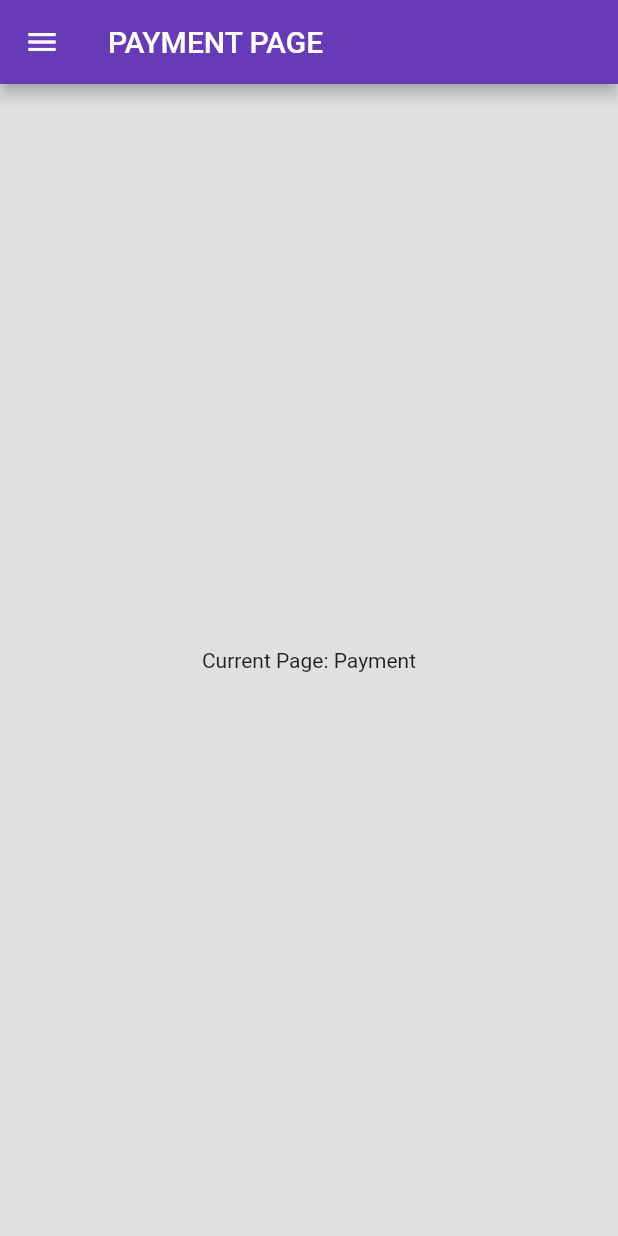
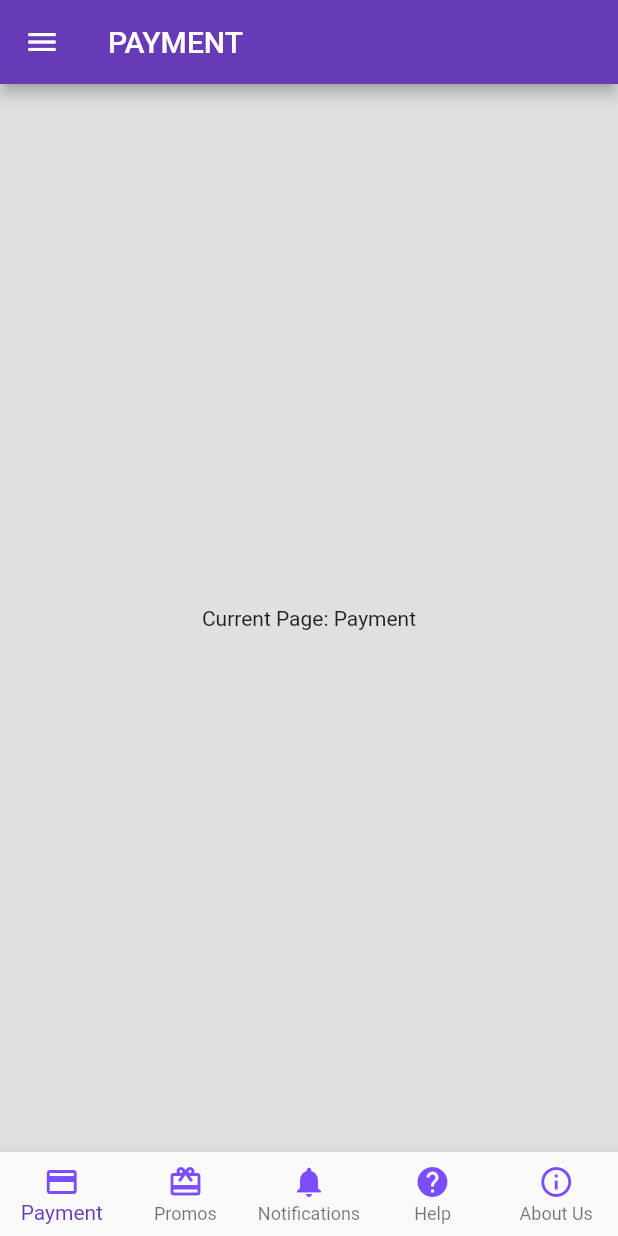
Before and after one commit to medyas/flutter_zoom_drawer, a Flutter app: the screen it shows after launch, on a phone screen of 412 x 824 dp. Run offline on Flutter 3.47's test engine with Material 2 defaults, Android fonts, the phone set to English and light mode, and no system bars; drawn by our look-alikes of flutter_platform_widgets; our stand-ins replace easy_localization.

Commit message:
updated example app with bottomNavBar - added web directory

```diff
--- a/example/lib/home_screen.dart
+++ b/example/lib/home_screen.dart
@@ -14,7 +14,6 @@ class HomeScreen extends StatefulWidget {
     MenuItem(tr("notifications"), Icons.notifications, 2),
     MenuItem(tr("help"), Icons.help, 3),
     MenuItem(tr("about_us"), Icons.info_outline, 4),
-    MenuItem(tr("rate_us"), Icons.star_border, 5),
   ];
 
   @override
@@ -60,20 +59,7 @@ class MainScreen extends StatefulWidget {
 class _MainScreenState extends State<MainScreen> {
   @override
   Widget build(BuildContext context) {
-    return Selector<MenuProvider, int>(
-      selector: (_, provider) => provider.currentPage,
-      builder: (_, index, __) => PageStructure(
-        title: "${HomeScreen.mainMenu[index].title} ${tr("page")}",
-        backgroundColor: Colors.white,
-        child: Container(
-          color: Colors.grey[300],
-          child: Center(
-            child: Text(
-                "${tr("current")}: ${HomeScreen.mainMenu[index].title}"),
-          ),
-        ),
-      ),
-    );
+    return PageStructure();
   }
 }
 
--- a/example/lib/menu_page.dart
+++ b/example/lib/menu_page.dart
@@ -3,6 +3,7 @@ import 'dart:io';
 import 'package:easy_localization/easy_localization.dart';
 import 'package:example/home_screen.dart';
 import 'package:flutter/cupertino.dart';
+import 'package:flutter/foundation.dart';
 import 'package:flutter/material.dart';
 import 'package:provider/provider.dart';
 
@@ -33,7 +34,7 @@ class _MenuScreenState extends State<MenuScreen> {
     final TextStyle androidStyle = const TextStyle(
         fontSize: 14, fontWeight: FontWeight.bold, color: Colors.white);
     final TextStyle iosStyle = const TextStyle(color: Colors.white);
-    final style = Platform.isAndroid ? androidStyle : iosStyle;
+    final style = kIsWeb? androidStyle: Platform.isAndroid ? androidStyle : iosStyle;
 
     return Scaffold(
       body: Container(
--- a/example/lib/page_structure.dart
+++ b/example/lib/page_structure.dart
@@ -1,10 +1,14 @@
 import 'dart:io';
 import 'dart:math' show pi;
 
+import 'package:easy_localization/easy_localization.dart';
+import 'package:example/home_screen.dart';
 import 'package:flutter/cupertino.dart';
+import 'package:flutter/foundation.dart';
 import 'package:flutter/material.dart';
 import 'package:flutter_platform_widgets/flutter_platform_widgets.dart';
 import 'package:flutter_zoom_drawer/flutter_zoom_drawer.dart';
+import 'package:provider/provider.dart';
 
 class PageStructure extends StatelessWidget {
   final String title;
@@ -15,8 +19,8 @@ class PageStructure extends StatelessWidget {
 
   const PageStructure({
     Key key,
-    @required this.title,
-    @required this.child,
+    this.title,
+    this.child,
     this.actions,
     this.backgroundColor,
     this.elevation,
@@ -25,14 +29,27 @@ class PageStructure extends StatelessWidget {
   @override
   Widget build(BuildContext context) {
     final angle = ZoomDrawer.isRTL() ? 180 * pi / 180 : 0.0;
+    final _currentPage =
+        context.select<MenuProvider, int>((provider) => provider.currentPage);
+    final container = Container(
+      color: Colors.grey[300],
+      child: Center(
+        child: Text(
+            "${tr("current")}: ${HomeScreen.mainMenu[_currentPage].title}"),
+      ),
+    );
+    final color = Theme
+        .of(context)
+        .accentColor;
+    final style = TextStyle(color: color);
 
     return PlatformScaffold(
-      backgroundColor: backgroundColor,
+      backgroundColor: Colors.transparent,
       appBar: PlatformAppBar(
         automaticallyImplyLeading: false,
         android: (_) => MaterialAppBarData(elevation: elevation),
         title: PlatformText(
-          title,
+          HomeScreen.mainMenu[_currentPage].title,
         ),
         leading: Transform.rotate(
           angle: angle,
@@ -47,11 +64,33 @@ class PageStructure extends StatelessWidget {
         ),
         trailingActions: actions,
       ),
-      body: Platform.isAndroid
-          ? child
-          : SafeArea(
-              child: child,
-            ),
+      bottomNavBar: PlatformNavBar(
+        currentIndex: _currentPage,
+        itemChanged: (index) =>
+            Provider.of<MenuProvider>(context, listen: false)
+                .updateCurrentPage(index),
+        items: HomeScreen.mainMenu
+            .map(
+              (item) => BottomNavigationBarItem(
+                title: Text(
+                  item.title,
+                  style: style,
+                ),
+                icon: Icon(
+                  item.icon,
+                  color: color,
+                ),
+              ),
+            )
+            .toList(),
+      ),
+      body: kIsWeb
+          ? container
+          : Platform.isAndroid
+              ? container
+              : SafeArea(
+                  child: container,
+                ),
     );
   }
 }
--- a/example/pubspec.yaml
+++ b/example/pubspec.yaml
@@ -26,7 +26,7 @@ dependencies:
   flutter_zoom_drawer:
     path: ../
   flutter_platform_widgets: ^0.32.5
-  provider: ^4.0.4
+  provider: ^4.1.2
 
   flutter_localizations:
     sdk: flutter
```
Also changed, not shown: example/pubspec.lock, 9 other files.
